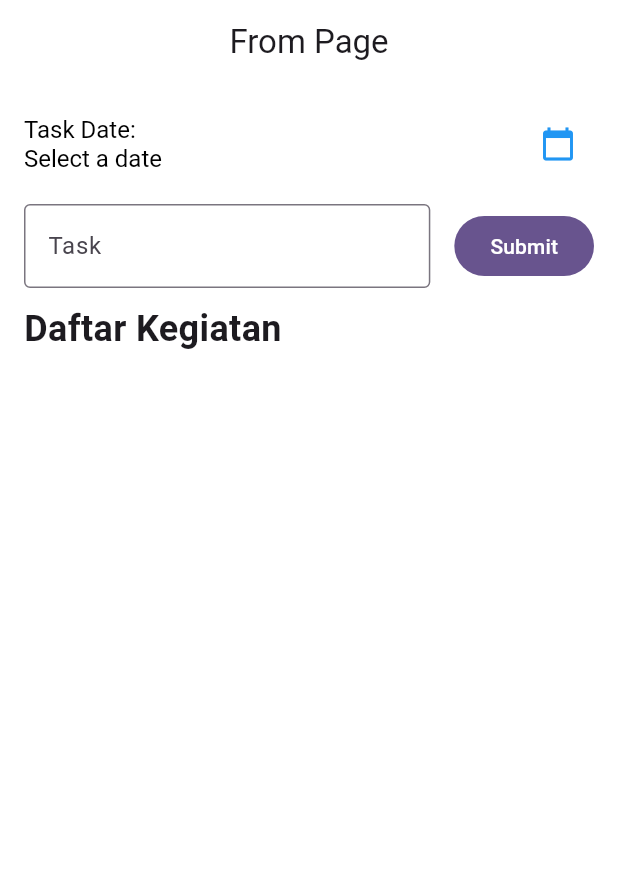
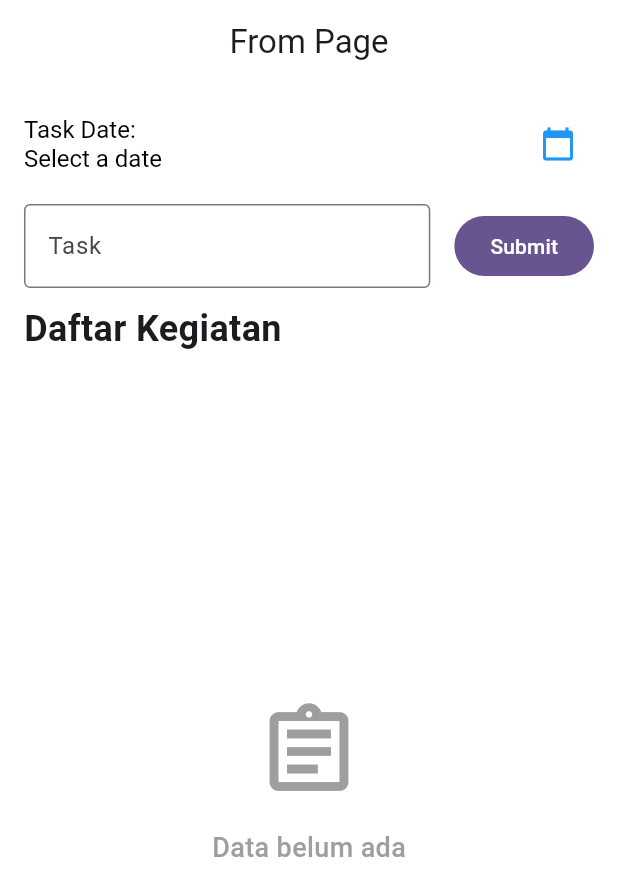
Before and after one commit to FirdausyTama/TodoApp_0021, a Flutter app: the screen it shows after launch, on a phone screen of 412 x 824 dp. Shown: the top 896 px of the screen. Run offline on Flutter 3.47's test engine with Material 3 defaults, Android fonts, the phone set to English and light mode, and no system bars; missing offline and left inert: bottom_picker.

Commit message:
membuat ternary dan text data belum ada

```diff
--- a/lib/todo_page.dart
+++ b/lib/todo_page.dart
@@ -189,7 +189,30 @@ class _TodoPageState extends State<TodoPage> {
               style: TextStyle(fontWeight: FontWeight.bold, fontSize: 24),
             ),
             Expanded(
-              child: ListView.builder(
+              child: task.isEmpty
+              ? Center(
+                  child: Column(
+                    mainAxisAlignment: MainAxisAlignment.center,
+                    children: [
+                      Icon(
+                        Icons.assignment_outlined,
+                        size: 70,
+                        color: Colors.grey,
+                      ),
+                      const SizedBox(height: 16),
+                      Text(
+                        'Data belum ada',
+                        style: TextStyle(
+                          fontSize: 18,
+                          fontWeight: FontWeight.w500,
+                          color: Colors.grey,
+                        ),
+                      ),
+                    ],
+                  ),
+                )
+
+              : ListView.builder(
                 controller: _scrollController,
                 itemCount: task.length,
                 itemBuilder: (context, index) {
```
